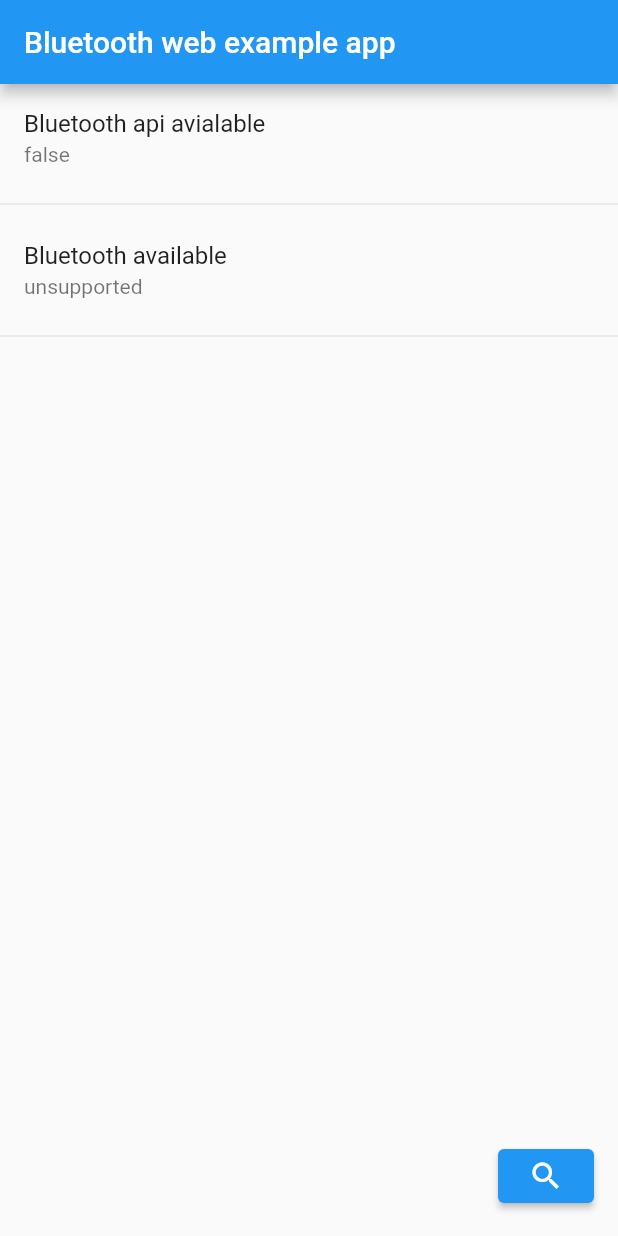
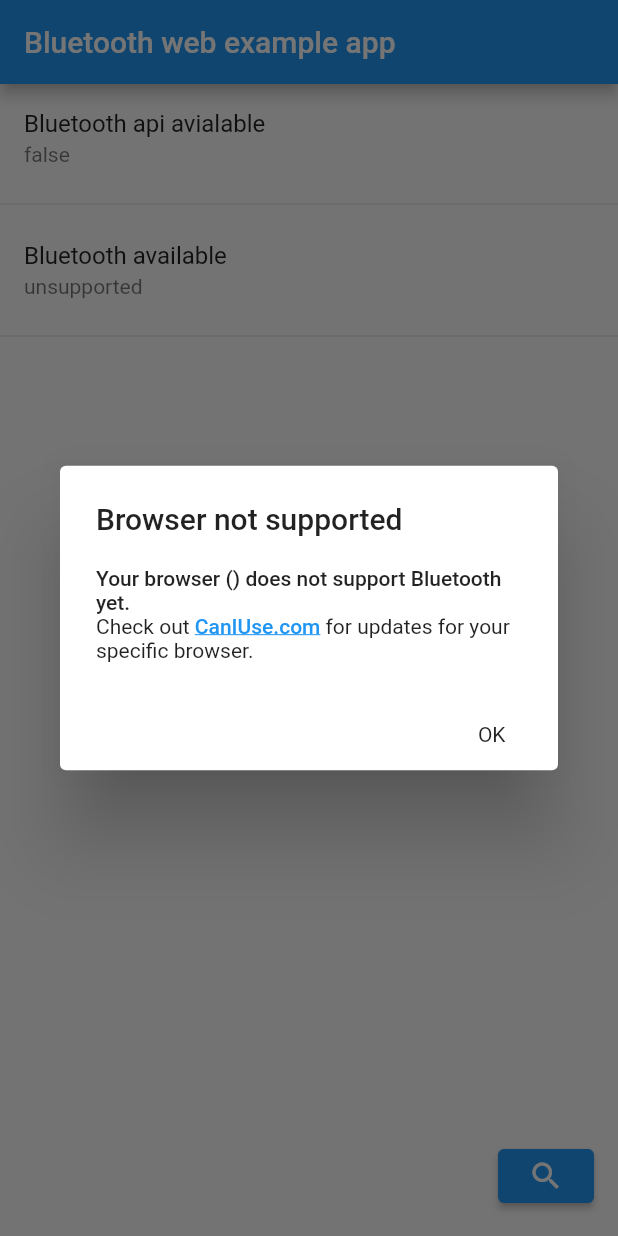
Before and after one commit to jeroen1602/flutter_web_bluetooth, a Flutter app: the screen it shows after launch, after a tap on the "search" icon, on a phone screen of 412 x 824 dp. Run offline on Flutter 3.47's test engine with Material 2 defaults, Android fonts, the phone set to English and light mode, and no system bars; drawn by our look-alikes of flutter_linkify; our stand-ins replace js, rxdart; missing offline and left inert: dart:html, dart:js, dart:js_util, web_browser_detect.

Commit message:
Added dialog for scanning on a not supported browser.
Added redirect to https compile option.
Added snack bar for error messages.

```diff
--- a/example/lib/main.dart
+++ b/example/lib/main.dart
@@ -1,8 +1,16 @@
 import 'package:flutter/material.dart';
 import 'package:flutter_web_bluetooth/flutter_web_bluetooth.dart';
+import 'package:flutter_web_bluetooth/js_web_bluetooth.dart';
+import 'package:flutter_web_bluetooth_example/webHelpers/WebHelpers.dart';
 import 'package:flutter_web_bluetooth_example/widgets/BluetoothDeviceWidget.dart';
+import 'package:flutter_web_bluetooth_example/widgets/BrowserNotSupportedAlertWidget.dart';
+
+const redirect = bool.fromEnvironment('redirectToHttps', defaultValue: false);
 
 void main() {
+  if (redirect) {
+    WebHelpers.redirectToHttps();
+  }
   runApp(MyApp());
 }
 
@@ -32,17 +40,45 @@ class _MyAppState extends State<MyApp> {
           body: MainPage(
             isBluetoothAvailable: available,
           ),
-            floatingActionButton: ElevatedButton(
-                onPressed: () {
-                  FlutterWebBluetooth.instance
-                      .requestDevice(RequestOptionsBuilder.acceptAllDevices())
-                      .then((device) {
+          floatingActionButton: Builder(
+            builder: (BuildContext context) {
+              final theme = Theme.of(context);
+              final errorColor = theme.errorColor;
+              return ElevatedButton(
+                  onPressed: () async {
+                    if (!FlutterWebBluetooth.instance.isBluetoothApiSupported) {
+                      BrowserNotSupportedAlertWidget.showCustomDialog(context);
+                    } else {
+                      try {
+                        final device = await FlutterWebBluetooth.instance
+                            .requestDevice(
+                                RequestOptionsBuilder.acceptAllDevices());
                         debugPrint("Device got! ${device.name}, ${device.id}");
-                  });
+                      } on BluetoothAdapterNotAvailable {
+                        ScaffoldMessenger.maybeOf(context)
+                            ?.showSnackBar(SnackBar(
+                          content: Text('No bluetooth adapter available'),
+                          backgroundColor: errorColor,
+                        ));
+                      } on UserCancelledDialogError {
+                        ScaffoldMessenger.maybeOf(context)
+                            ?.showSnackBar(SnackBar(
+                          content: Text('User canceled the dialog'),
+                          backgroundColor: errorColor,
+                        ));
+                      } on DeviceNotFoundError {
+                        ScaffoldMessenger.maybeOf(context)
+                            ?.showSnackBar(SnackBar(
+                          content: Text('No devices found'),
+                          backgroundColor: errorColor,
+                        ));
+                      }
+                    }
                   },
-                child: Icon(Icons.search)),
+                  child: Icon(Icons.search));
+            },
           ),
-        );
+        ));
       },
     );
   }
@@ -74,7 +110,8 @@ class MainPageState extends State<MainPage> {
         child: StreamBuilder(
           stream: FlutterWebBluetooth.instance.devices,
           initialData: Set<WebBluetoothDevice>(),
-          builder: (BuildContext context, AsyncSnapshot<Set<WebBluetoothDevice>> snapshot) {
+          builder: (BuildContext context,
+              AsyncSnapshot<Set<WebBluetoothDevice>> snapshot) {
             final devices = snapshot.requireData;
             return ListView.builder(
               itemCount: devices.length,
@@ -85,7 +122,6 @@ class MainPageState extends State<MainPage> {
             );
           },
         ),
-
       ),
     ]);
   }
--- /dev/null
+++ b/example/lib/webHelpers/WebHelpers.dart
@@ -0,0 +1 @@
+export 'WebHelpersUnsupported.dart' if (dart.library.html) 'WebHelpersWeb.dart';
--- /dev/null
+++ b/example/lib/webHelpers/WebHelpersUnsupported.dart
@@ -0,0 +1,7 @@
+class WebHelpers {
+  static const bool isSecureContext = true;
+
+  static void redirectToHttps() {
+    // do nothing.
+  }
+}
--- /dev/null
+++ b/example/lib/webHelpers/WebHelpersWeb.dart
@@ -0,0 +1,24 @@
+import 'dart:html';
+
+class WebHelpers {
+  static const _httpsPort = int.fromEnvironment('httpsPort', defaultValue: -1);
+
+  static bool get isSecureContext {
+    return window.location.protocol.startsWith('https') == true ||
+        window.location.hostname == 'localhost' ||
+        window.location.hostname?.startsWith('127.') == true ||
+        window.location.hostname == '[::1]';
+  }
+
+  static void redirectToHttps() {
+    if (!isSecureContext) {
+      window.console.log('Redirecting to https...');
+      final url = window.location;
+      url.protocol = 'https:';
+      if (_httpsPort > 0) {
+        url.port = _httpsPort.toRadixString(10);
+      }
+      window.location = url;
+    }
+  }
+}
--- /dev/null
+++ b/example/lib/widgets/BrowserNotSupportedAlertWidget.dart
@@ -0,0 +1,81 @@
+import 'package:flutter/foundation.dart';
+import 'package:flutter/material.dart';
+import 'package:flutter/rendering.dart';
+import 'package:flutter_linkify/flutter_linkify.dart';
+import 'package:flutter_web_bluetooth_example/webHelpers/WebHelpers.dart';
+import 'package:url_launcher/url_launcher.dart';
+import 'package:web_browser_detect/web_browser_detect.dart';
+
+class BrowserNotSupportedAlertWidget extends StatelessWidget {
+  @override
+  Widget build(BuildContext context) {
+    final browser = Browser.detectOrNull();
+    final theme = Theme.of(context);
+    final textStyle = theme.textTheme.bodyText1;
+    final boldStyle =
+        theme.textTheme.bodyText1?.copyWith(fontWeight: FontWeight.bold);
+    final linkStyle = theme.textTheme.bodyText1?.copyWith(
+        color: theme.accentColor, decoration: TextDecoration.underline);
+
+    return AlertDialog(
+      title: SelectableText('Browser not supported'),
+      content: RichText(
+          text: TextSpan(style: textStyle, children: [
+        TextSpan(
+            text: 'Your browser (${browser?.browser ?? 'NOT DETECTED'}) does '
+                'not support Bluetooth yet.\n'),
+        if (kIsWeb && WebHelpers.isSecureContext) ...[
+          TextSpan(
+              text: 'The website isn\'t loaded via a secure context!\n',
+              style: boldStyle),
+          TextSpan(text: 'This may be the cause of your problem!\n')
+        ],
+        if (browser?.browserAgent == BrowserAgent.Chrome) ...[
+          TextSpan(
+              text: 'You may need to enable a browser flag for this to work '
+                  'in a Chrome (based) browser. Go to '),
+          WidgetSpan(
+              child: SelectableText(
+            'about:flags#enable-experimental-web-platform-features',
+            style: boldStyle,
+          )),
+          TextSpan(text: '. Enable the '),
+          WidgetSpan(
+              child: SelectableText(
+            'Experimental Web Platform features',
+            style: boldStyle,
+          )),
+          TextSpan(
+              text: ' flag. After a restart it should be able to '
+                  'handle Bluetooth.\n')
+        ],
+        WidgetSpan(
+            child: Linkify(
+          text:
+              'Check out https://CanIUse.com for updates for your specific browser.',
+          // style: textStyle,
+          linkStyle: linkStyle,
+          onOpen: (link) {
+            launch('https://caniuse.com/web-bluetooth');
+          },
+        )),
+      ])),
+      actions: [
+        SimpleDialogOption(
+          child: SelectableText('OK'),
+          onPressed: () {
+            Navigator.pop(context);
+          },
+        )
+      ],
+    );
+  }
+
+  static Future<void> showCustomDialog(BuildContext context) {
+    return showDialog(
+        context: context,
+        builder: (BuildContext context) {
+          return BrowserNotSupportedAlertWidget();
+        });
+  }
+}
```
Also changed, not shown: example/pubspec.yaml (+5 -4 lines), example/pubspec.lock, 1 other file. Lines whose indentation alone changed are shown as unchanged.
